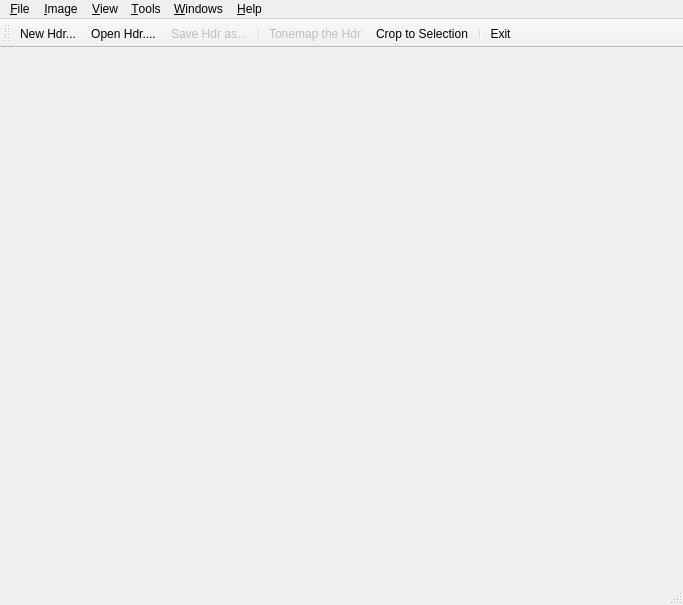
The window that forms/MainWindow.ui (LuminanceHDR/LuminanceHDR) describes before a commit, drawn with Qt 5.
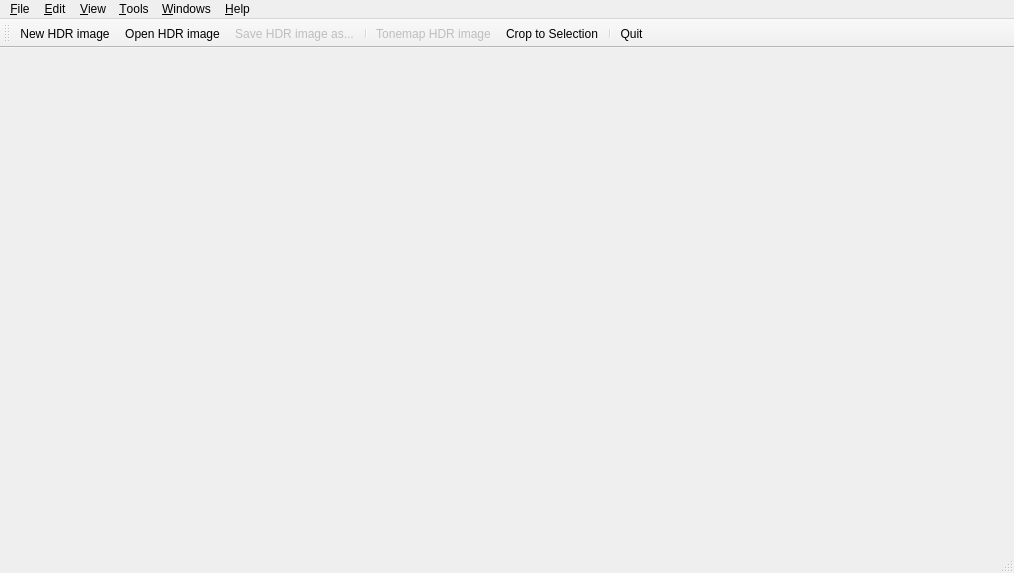
The same window after the commit. Icons and pictures are not drawn.

Commit message: "Hdr" -> "HDR image", "Tone mapping" -> "Tonemapping", docs updates/fixes, new statusbar messages, Preferences deweirdefication, more to follow

Diff of the .ui file:
```diff
--- a/forms/MainWindow.ui
+++ b/forms/MainWindow.ui
@@ -5,8 +5,8 @@
    <rect>
     <x>0</x>
     <y>0</y>
-    <width>683</width>
-    <height>605</height>
+    <width>1014</width>
+    <height>573</height>
    </rect>
   </property>
   <property name="windowTitle" >
@@ -25,8 +25,8 @@
     <rect>
      <x>0</x>
      <y>0</y>
-     <width>683</width>
-     <height>31</height>
+     <width>1014</width>
+     <height>23</height>
     </rect>
    </property>
    <widget class="QMenu" name="menuSettings" >
@@ -100,9 +100,9 @@
     <addaction name="separator" />
     <addaction name="fileExitAction" />
    </widget>
-   <widget class="QMenu" name="menuImage" >
+   <widget class="QMenu" name="menuEdit" >
     <property name="title" >
-     <string>&amp;Image</string>
+     <string>&amp;Edit</string>
     </property>
     <addaction name="rotateccw" />
     <addaction name="rotatecw" />
@@ -115,7 +115,7 @@
     <addaction name="removeSelectionAction" />
    </widget>
    <addaction name="menuFile" />
-   <addaction name="menuImage" />
+   <addaction name="menuEdit" />
    <addaction name="menuView" />
    <addaction name="menuSettings" />
    <addaction name="menuWindows" />
@@ -153,10 +153,10 @@
      <normaloff>:/new/prefix1/images/newfile.png</normaloff>:/new/prefix1/images/newfile.png</iconset>
    </property>
    <property name="text" >
-    <string>&amp;New Hdr...</string>
+    <string>&amp;New HDR image...</string>
    </property>
    <property name="iconText" >
-    <string>New Hdr...</string>
+    <string>New HDR image</string>
    </property>
    <property name="toolTip" >
     <string>Create an Hdr from a set of JPEGs or RAWs, or 8 or 16 bit TIFF files</string>
@@ -177,10 +177,10 @@
      <normaloff>:/new/prefix1/images/fileopen.png</normaloff>:/new/prefix1/images/fileopen.png</iconset>
    </property>
    <property name="text" >
-    <string>&amp;Open Hdr...</string>
+    <string>&amp;Open HDR image...</string>
    </property>
    <property name="iconText" >
-    <string>Open Hdr....</string>
+    <string>Open HDR image</string>
    </property>
    <property name="toolTip" >
     <string>Load an existing Hdr image file (OpenEXR, Radiance RGBE, PFS stream, RAW or TIFF)</string>
@@ -204,10 +204,10 @@
      <normaloff>:/new/prefix1/images/filesave.png</normaloff>:/new/prefix1/images/filesave.png</iconset>
    </property>
    <property name="text" >
-    <string>&amp;Save Hdr as...</string>
+    <string>&amp;Save HDR image as...</string>
    </property>
    <property name="iconText" >
-    <string>Save Hdr as...</string>
+    <string>Save HDR image as...</string>
    </property>
    <property name="toolTip" >
     <string>Saves the Hdr (OpenEXR, Radiance RGBE, PFS stream, or 32bit or LogLuv TIFF)</string>
@@ -237,10 +237,10 @@
      <normaloff>:/new/prefix1/images/tonemap.png</normaloff>:/new/prefix1/images/tonemap.png</iconset>
    </property>
    <property name="text" >
-    <string>&amp;Tonemap the Hdr...</string>
+    <string>&amp;Tonemap...</string>
    </property>
    <property name="iconText" >
-    <string>Tonemap the Hdr</string>
+    <string>Tonemap HDR image</string>
    </property>
    <property name="toolTip" >
     <string>Tonemap the Hdr into a common LDR (i.e. JPEG or PNG) format</string>
@@ -261,7 +261,7 @@
      <normaloff>:/new/prefix1/images/exit.png</normaloff>:/new/prefix1/images/exit.png</iconset>
    </property>
    <property name="text" >
-    <string>&amp;Exit</string>
+    <string>&amp;Quit</string>
    </property>
    <property name="toolTip" >
     <string>Exit</string>
```
Left out of the diff: 200 changed lines with no effect on the pictures. The commit also changes 15 other files.
